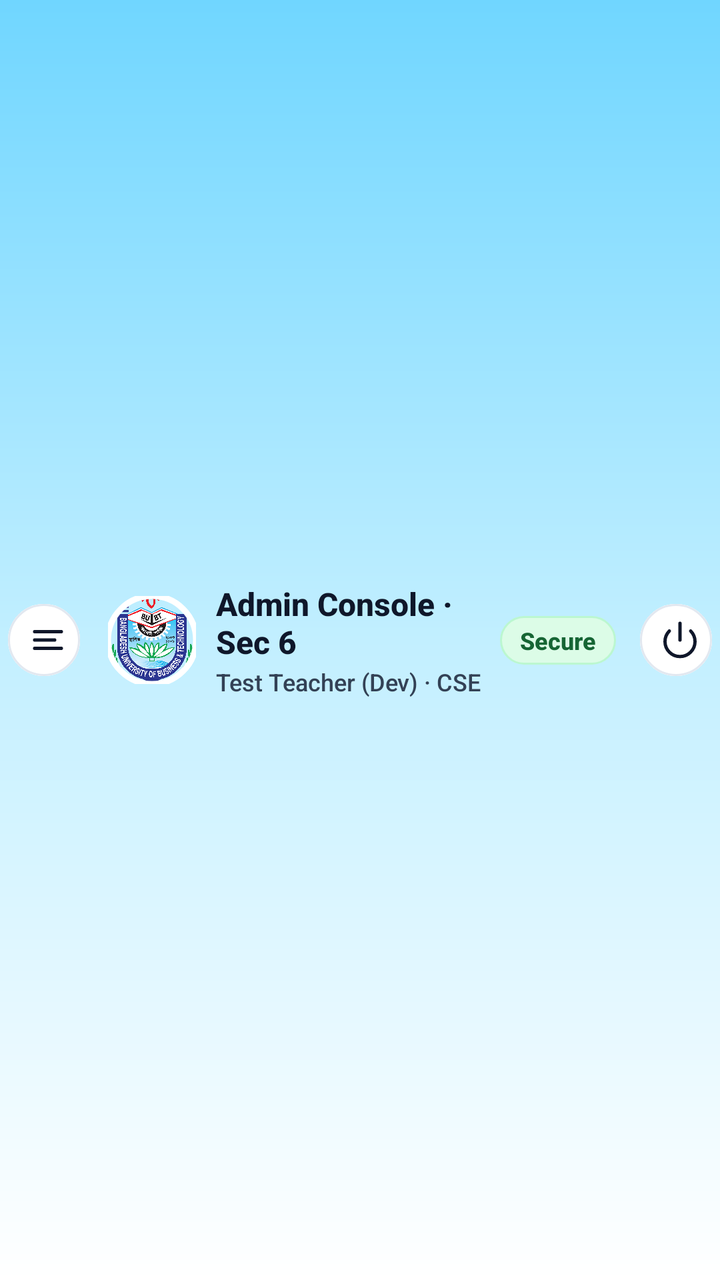
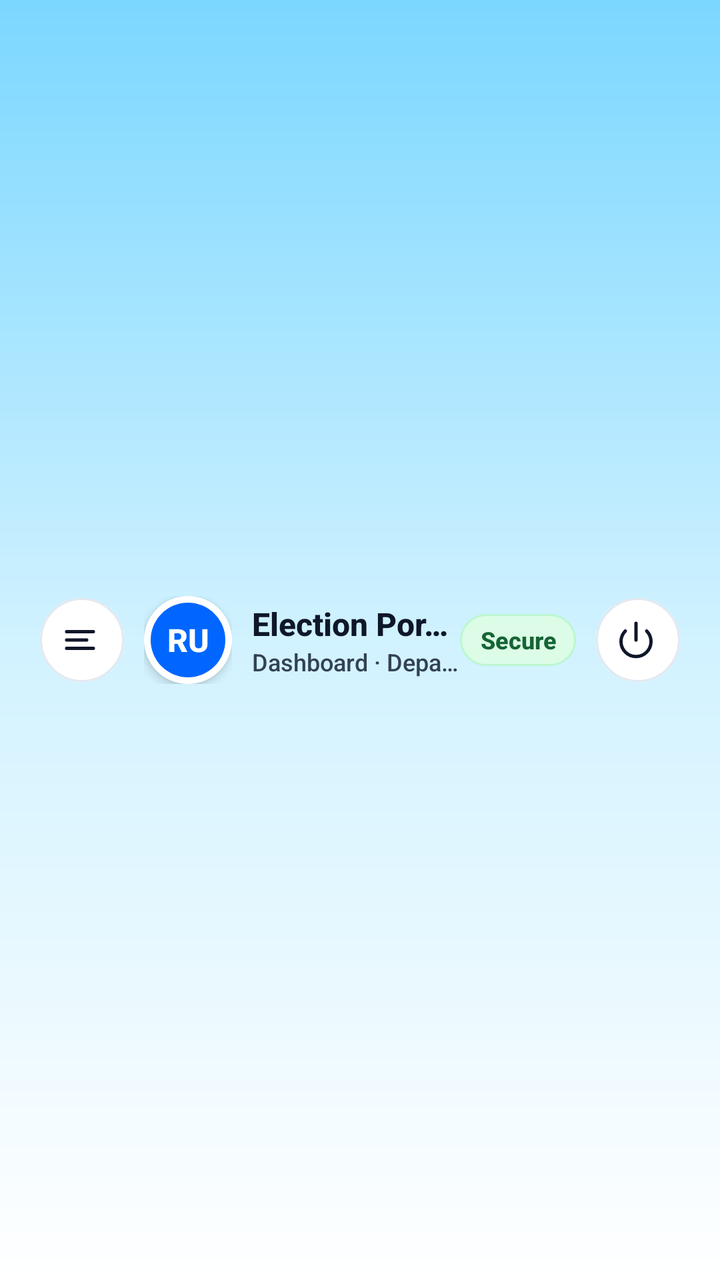

Two renders of the same Android screen: before a commit and after it. Below are the layout's source before the change and the commit's diff.
<!-- AndroidManifest.xml: application theme Theme.CRConnect -->
<!-- res/layout/include_header.xml -->
<?xml version="1.0" encoding="utf-8"?>
<androidx.constraintlayout.widget.ConstraintLayout xmlns:android="http://schemas.android.com/apk/res/android"
    xmlns:app="http://schemas.android.com/apk/res-auto"
    android:layout_width="match_parent"
    android:layout_height="wrap_content"
    android:paddingVertical="8dp"
    android:layout_marginBottom="16dp">

    
    <com.google.android.material.button.MaterialButton
        android:id="@+id/btnOpenDrawer"
        style="@style/Widget.Material3.Button.IconButton"
        android:layout_width="44dp"
        android:layout_height="44dp"
        android:hapticFeedbackEnabled="true"
        android:backgroundTint="#FFFFFF"
        app:strokeColor="#E2E8F0"
        app:strokeWidth="1dp"
        app:cornerRadius="22dp"
        app:icon="@drawable/ic_menu"
        app:iconSize="20dp"
        app:iconTint="#0F172A"
        app:layout_constraintTop_toTopOf="@id/imgUserProfile"
        app:layout_constraintBottom_toBottomOf="@id/imgUserProfile"
        app:layout_constraintStart_toStartOf="parent" />

    
    <com.google.android.material.imageview.ShapeableImageView
        android:id="@+id/imgUserProfile"
        android:layout_width="44dp"
        android:layout_height="44dp"
        android:layout_marginStart="10dp"
        app:layout_constraintStart_toEndOf="@id/btnOpenDrawer"
        app:layout_constraintTop_toTopOf="parent"
        app:layout_constraintBottom_toBottomOf="parent"
        android:scaleType="centerCrop"
        android:src="@drawable/bubt_logo"
        app:shapeAppearanceOverlay="@style/ShapeAppearance.App.Circular"
        app:strokeColor="#FFFFFF"
        app:strokeWidth="3dp" />

    
    <LinearLayout
        android:layout_width="0dp"
        android:layout_height="wrap_content"
        android:layout_marginStart="10dp"
        android:layout_marginEnd="8dp"
        android:orientation="vertical"
        app:layout_constraintTop_toTopOf="@id/imgUserProfile"
        app:layout_constraintBottom_toBottomOf="@id/imgUserProfile"
        app:layout_constraintStart_toEndOf="@id/imgUserProfile"
        app:layout_constraintEnd_toStartOf="@id/tvSecureBadge">

        <TextView
            android:id="@+id/tvHeaderTitle"
            android:layout_width="wrap_content"
            android:layout_height="wrap_content"
            android:text="Admin Console · Sec 6"
            android:textColor="#0F172A"
            android:textSize="16sp"
            android:textStyle="bold" />

        <TextView
            android:id="@+id/tvHeaderSubtitle"
            android:layout_width="wrap_content"
            android:layout_height="wrap_content"
            android:layout_marginTop="1dp"
            android:ellipsize="end"
            android:singleLine="true"
            android:text="Test Teacher (Dev) · CSE"
            android:textColor="#334155"
            android:textSize="12sp" />
    </LinearLayout>

    
    <TextView
        android:id="@+id/tvSecureBadge"
        android:layout_width="wrap_content"
        android:layout_height="wrap_content"
        android:text="Secure"
        android:textSize="12sp"
        android:textColor="#166534"
        android:textStyle="bold"
        android:background="@drawable/bg_chip_ok"
        android:paddingHorizontal="10dp"
        android:paddingVertical="4dp"
        android:layout_marginEnd="8dp"
        app:layout_constraintTop_toTopOf="@id/imgUserProfile"
        app:layout_constraintBottom_toBottomOf="@id/imgUserProfile"
        app:layout_constraintEnd_toStartOf="@id/btnLogout" />

    
    <com.google.android.material.button.MaterialButton
        android:id="@+id/btnLogout"
        style="@style/Widget.Material3.Button.IconButton"
        android:layout_width="44dp"
        android:layout_height="44dp"
        android:hapticFeedbackEnabled="true"
        app:icon="@drawable/ic_power"
        app:iconTint="#0F172A"
        app:iconSize="20dp"
        android:backgroundTint="#FFFFFF"
        app:strokeColor="#E2E8F0"
        app:strokeWidth="1dp"
        app:cornerRadius="22dp"
        app:layout_constraintTop_toTopOf="@id/imgUserProfile"
        app:layout_constraintBottom_toBottomOf="@id/imgUserProfile"
        app:layout_constraintEnd_toEndOf="parent" />

</androidx.constraintlayout.widget.ConstraintLayout>
<!-- resources referenced by this layout -->
<resources>
  <!-- drawable bg_chip_ok (drawable) -->
  <?xml version="1.0" encoding="utf-8"?>
  <shape xmlns:android="http://schemas.android.com/apk/res/android"
      android:shape="rectangle">
      <solid android:color="#DCFCE7" />
      <corners android:radius="999dp" />
      <stroke android:width="1dp" android:color="#BBF7D0" />
  </shape>
  <!-- drawable bubt_logo: png bitmap (drawable, 173497 bytes) -->
  <!-- drawable ic_menu (drawable) -->
  <?xml version="1.0" encoding="utf-8"?>
  <vector xmlns:android="http://schemas.android.com/apk/res/android"
      android:width="24dp"
      android:height="24dp"
      android:viewportWidth="24"
      android:viewportHeight="24">
      <path
          android:strokeColor="#FF0F172A"
          android:strokeWidth="2"
          android:strokeLineCap="round"
          android:strokeLineJoin="round"
          android:pathData="M4,7h16M4,12h12M4,17h16"/>
  </vector>
  <!-- drawable ic_power (drawable) -->
  <?xml version="1.0" encoding="utf-8"?>
  <vector xmlns:android="http://schemas.android.com/apk/res/android"
      android:width="24dp"
      android:height="24dp"
      android:viewportWidth="24"
      android:viewportHeight="24">
      <path
          android:strokeColor="#FF0F172A"
          android:strokeWidth="2"
          android:strokeLineCap="round"
          android:strokeLineJoin="round"
          android:pathData="M18.4,6.6a9,9 0 1,1 -12.8,0M12,2v10"/>
  </vector>
  <style name="ShapeAppearance.App.Circular" parent="ShapeAppearance.Material3.Corner.Full">
          <item name="cornerSize">50%</item>
      </style>
  <style name="Theme.CRConnect" parent="Base.Theme.CRConnect" />
  <style name="Base.Theme.CRConnect" parent="Theme.Material3.DayNight.NoActionBar">
          <item name="colorPrimary">@color/primary</item>
          <item name="colorSecondary">@color/primary_pressed</item>
          <item name="android:windowBackground">@drawable/bg_gradient</item>
          <item name="colorSurface">@color/card_bg</item>
          <item name="elevationOverlayEnabled">false</item>
          <item name="colorOnSurface">@color/title_text</item>
          <item name="colorOnSurfaceVariant">@color/muted_text</item>
          <item name="colorError">@color/error_red</item>
          <item name="android:fontFamily">sans-serif-medium</item>
          <item name="fontFamily">sans-serif-medium</item>
          <item name="android:windowActivityTransitions">true</item>
          <item name="android:navigationBarColor">@android:color/transparent</item>
          <item name="android:statusBarColor">@android:color/transparent</item>
          <item name="android:windowLightStatusBar" tools:targetApi="m">true</item>
          <item name="android:windowLightNavigationBar" tools:targetApi="o_mr1">true</item>
      </style>
  <color name="primary">#0066FF</color>
  <color name="primary_pressed">#0052CC</color>
  <!-- drawable bg_gradient (drawable) -->
  <?xml version="1.0" encoding="utf-8"?>
  <shape xmlns:android="http://schemas.android.com/apk/res/android"
      android:shape="rectangle">
      <gradient
          android:angle="270"
          android:startColor="#70D6FF"
          android:centerColor="#C2EFFF"
          android:endColor="#FFFFFF"
          android:type="linear" />
  </shape>
  <color name="card_bg">#FFFFFF</color>
  <color name="title_text">#0F172A</color>
  <color name="muted_text">#64748B</color>
  <color name="error_red">#DC2626</color>
</resources>

<!-- the commit's change to res/layout/include_header.xml (unified diff, before → after) -->
@@ -1,110 +1,128 @@
 <?xml version="1.0" encoding="utf-8"?>
-<androidx.constraintlayout.widget.ConstraintLayout xmlns:android="http://schemas.android.com/apk/res/android"
+<LinearLayout xmlns:android="http://schemas.android.com/apk/res/android"
     xmlns:app="http://schemas.android.com/apk/res-auto"
+    android:id="@+id/layoutHeader"
     android:layout_width="match_parent"
     android:layout_height="wrap_content"
-    android:paddingVertical="8dp"
-    android:layout_marginBottom="16dp">
+    android:orientation="horizontal"
+    android:gravity="center_vertical"
+    android:paddingStart="20dp"
+    android:paddingEnd="20dp"
+    android:paddingTop="8dp"
+    android:paddingBottom="8dp">
 
     
     <com.google.android.material.button.MaterialButton
         android:id="@+id/btnOpenDrawer"
         style="@style/Widget.Material3.Button.IconButton"
-        android:layout_width="44dp"
-        android:layout_height="44dp"
-        android:hapticFeedbackEnabled="true"
+        android:layout_width="42dp"
+        android:layout_height="42dp"
         android:backgroundTint="#FFFFFF"
+        android:insetLeft="0dp"
+        android:insetTop="0dp"
+        android:insetRight="0dp"
+        android:insetBottom="0dp"
+        app:cornerRadius="21dp"
         app:strokeColor="#E2E8F0"
         app:strokeWidth="1dp"
-        app:cornerRadius="22dp"
         app:icon="@drawable/ic_menu"
         app:iconSize="20dp"
         app:iconTint="#0F172A"
-        app:layout_constraintTop_toTopOf="@id/imgUserProfile"
-        app:layout_constraintBottom_toBottomOf="@id/imgUserProfile"
-        app:layout_constraintStart_toStartOf="parent" />
+        android:contentDescription="Open menu" />
 
     
-    <com.google.android.material.imageview.ShapeableImageView
-        android:id="@+id/imgUserProfile"
+    <FrameLayout
         android:layout_width="44dp"
         android:layout_height="44dp"
-        android:layout_marginStart="10dp"
-        app:layout_constraintStart_toEndOf="@id/btnOpenDrawer"
-        app:layout_constraintTop_toTopOf="parent"
-        app:layout_constraintBottom_toBottomOf="parent"
-        android:scaleType="centerCrop"
-        android:src="@drawable/bubt_logo"
-        app:shapeAppearanceOverlay="@style/ShapeAppearance.App.Circular"
-        app:strokeColor="#FFFFFF"
-        app:strokeWidth="3dp" />
+        android:layout_marginStart="10dp">
+
+        <TextView
+            android:id="@+id/tvAvatar"
+            android:layout_width="44dp"
+            android:layout_height="44dp"
+            android:background="@drawable/bg_avatar_ring"
+            android:elevation="3dp"
+            android:gravity="center"
+            android:text="RU"
+            android:textColor="#FFFFFF"
+            android:textSize="16sp"
+            android:textStyle="bold"
+            android:fontFamily="sans-serif-black" />
+
+        <com.google.android.material.imageview.ShapeableImageView
+            android:id="@+id/imgUserProfile"
+            android:layout_width="44dp"
+            android:layout_height="44dp"
+            android:scaleType="centerCrop"
+            android:visibility="gone"
+            app:shapeAppearanceOverlay="@style/ShapeAppearance.App.Circular" />
+    </FrameLayout>
 
     
     <LinearLayout
         android:layout_width="0dp"
         android:layout_height="wrap_content"
+        android:layout_weight="1"
         android:layout_marginStart="10dp"
-        android:layout_marginEnd="8dp"
-        android:orientation="vertical"
-        app:layout_constraintTop_toTopOf="@id/imgUserProfile"
-        app:layout_constraintBottom_toBottomOf="@id/imgUserProfile"
-        app:layout_constraintStart_toEndOf="@id/imgUserProfile"
-        app:layout_constraintEnd_toStartOf="@id/tvSecureBadge">
+        android:orientation="vertical">
 
+        
         <TextView
             android:id="@+id/tvHeaderTitle"
             android:layout_width="wrap_content"
             android:layout_height="wrap_content"
-            android:text="Admin Console · Sec 6"
+            android:text="Election Portal"
             android:textColor="#0F172A"
             android:textSize="16sp"
-            android:textStyle="bold" />
+            android:textStyle="bold"
+            android:fontFamily="sans-serif-black"
+            android:maxLines="1"
+            android:ellipsize="end" />
 
+        
         <TextView
             android:id="@+id/tvHeaderSubtitle"
             android:layout_width="wrap_content"
             android:layout_height="wrap_content"
-            android:layout_marginTop="1dp"
-            android:ellipsize="end"
-            android:singleLine="true"
-            android:text="Test Teacher (Dev) · CSE"
+            android:text="Dashboard · Department of CSE, BUBT"
             android:textColor="#334155"
-            android:textSize="12sp" />
+            android:textSize="12sp"
+            android:maxLines="1"
+            android:ellipsize="end" />
     </LinearLayout>
 
     
     <TextView
         android:id="@+id/tvSecureBadge"
         android:layout_width="wrap_content"
-        android:layout_height="wrap_content"
+        android:layout_height="26dp"
+        android:layout_marginEnd="10dp"
+        android:background="@drawable/bg_chip_green"
+        android:gravity="center"
+        android:paddingStart="10dp"
+        android:paddingEnd="10dp"
         android:text="Secure"
+        android:textColor="#166534"
         android:textSize="12sp"
-        android:textColor="#166534"
-        android:textStyle="bold"
-        android:background="@drawable/bg_chip_ok"
-        android:paddingHorizontal="10dp"
-        android:paddingVertical="4dp"
-        android:layout_marginEnd="8dp"
-        app:layout_constraintTop_toTopOf="@id/imgUserProfile"
-        app:layout_constraintBottom_toBottomOf="@id/imgUserProfile"
-        app:layout_constraintEnd_toStartOf="@id/btnLogout" />
+        android:textStyle="bold" />
 
     
     <com.google.android.material.button.MaterialButton
         android:id="@+id/btnLogout"
         style="@style/Widget.Material3.Button.IconButton"
-        android:layout_width="44dp"
-        android:layout_height="44dp"
-        android:hapticFeedbackEnabled="true"
-        app:icon="@drawable/ic_power"
-        app:iconTint="#0F172A"
-        app:iconSize="20dp"
+        android:layout_width="42dp"
+        android:layout_height="42dp"
         android:backgroundTint="#FFFFFF"
+        android:insetLeft="0dp"
+        android:insetTop="0dp"
+        android:insetRight="0dp"
+        android:insetBottom="0dp"
+        app:cornerRadius="21dp"
         app:strokeColor="#E2E8F0"
         app:strokeWidth="1dp"
-        app:cornerRadius="22dp"
-        app:layout_constraintTop_toTopOf="@id/imgUserProfile"
-        app:layout_constraintBottom_toBottomOf="@id/imgUserProfile"
-        app:layout_constraintEnd_toEndOf="parent" />
+        app:icon="@drawable/ic_power"
+        app:iconSize="20dp"
+        app:iconTint="#0F172A"
+        android:contentDescription="Power / Sign out" />
 
-</androidx.constraintlayout.widget.ConstraintLayout>
+</LinearLayout>
<!-- resource entries referenced after the edit -->
@@ -1,14 +1,33 @@
 <!-- resources referenced by this layout -->
 <resources>
-  <!-- drawable bg_chip_ok (drawable) -->
+  <!-- drawable bg_avatar_ring (drawable) -->
+  <?xml version="1.0" encoding="utf-8"?>
+  <layer-list xmlns:android="http://schemas.android.com/apk/res/android">
+      
+      <item>
+          <shape android:shape="oval">
+              <solid android:color="#FFFFFF" />
+          </shape>
+      </item>
+      
+      <item
+          android:bottom="3.5dp"
+          android:left="3.5dp"
+          android:right="3.5dp"
+          android:top="3.5dp">
+          <shape android:shape="oval">
+              <solid android:color="#0066FF" />
+          </shape>
+      </item>
+  </layer-list>
+  <!-- drawable bg_chip_green (drawable) -->
   <?xml version="1.0" encoding="utf-8"?>
   <shape xmlns:android="http://schemas.android.com/apk/res/android"
       android:shape="rectangle">
-      <solid android:color="#DCFCE7" />
-      <corners android:radius="999dp" />
-      <stroke android:width="1dp" android:color="#BBF7D0" />
+      <solid android:color="#DCFCE7"/>
+      <stroke android:width="1dp" android:color="#BBF7D0"/>
+      <corners android:radius="999dp"/>
   </shape>
-  <!-- drawable bubt_logo: png bitmap (drawable, 173497 bytes) -->
   <!-- drawable ic_menu (drawable) -->
   <?xml version="1.0" encoding="utf-8"?>
   <vector xmlns:android="http://schemas.android.com/apk/res/android"
@@ -58,7 +77,7 @@
           <item name="android:windowLightStatusBar" tools:targetApi="m">true</item>
           <item name="android:windowLightNavigationBar" tools:targetApi="o_mr1">true</item>
       </style>
-  <color name="primary">#0066FF</color>
+  <color name="primary">#7C3AED</color>
   <color name="primary_pressed">#0052CC</color>
   <!-- drawable bg_gradient (drawable) -->
   <?xml version="1.0" encoding="utf-8"?>
@@ -66,8 +85,8 @@
       android:shape="rectangle">
       <gradient
           android:angle="270"
-          android:startColor="#70D6FF"
-          android:centerColor="#C2EFFF"
+          android:startColor="#7BD7FF"
+          android:centerColor="#D1F2FF"
           android:endColor="#FFFFFF"
           android:type="linear" />
   </shape>
